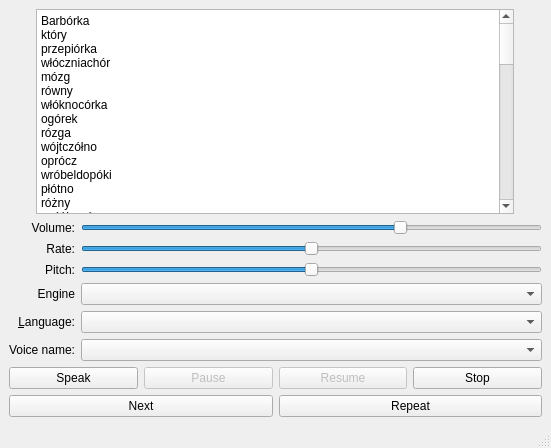
Above: mainwindow.ui from grregd/hello_speak before the change. Below: the same form after it.
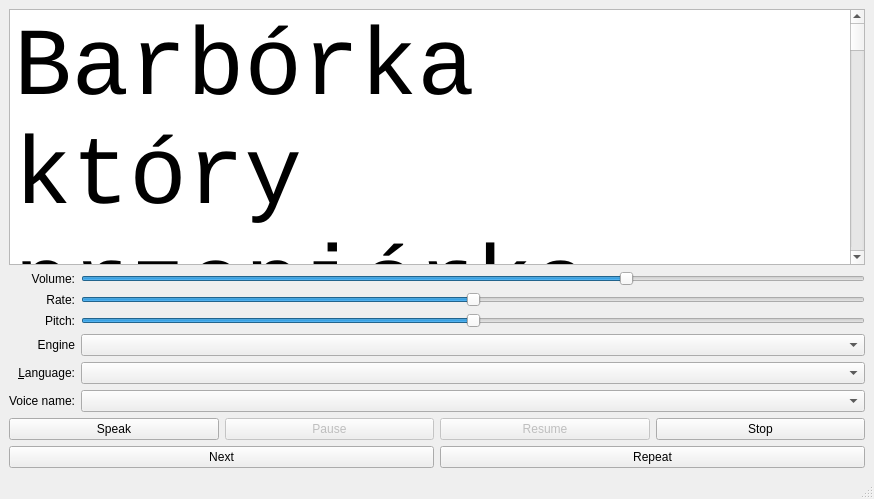
That is the form after the change.

Commit message: Bigger font

What changed in the file:
```diff
--- a/mainwindow.ui
+++ b/mainwindow.ui
@@ -6,8 +6,8 @@
    <rect>
     <x>0</x>
     <y>0</y>
-    <width>551</width>
-    <height>448</height>
+    <width>874</width>
+    <height>499</height>
    </rect>
   </property>
   <property name="windowTitle">
@@ -20,56 +20,73 @@
       <item>
        <widget class="QPlainTextEdit" name="plainTextEdit">
         <property name="sizePolicy">
-         <sizepolicy hsizetype="Expanding" vsizetype="Expanding">
+         <sizepolicy hsizetype="Maximum" vsizetype="Maximum">
           <horstretch>0</horstretch>
           <verstretch>0</verstretch>
          </sizepolicy>
         </property>
         <property name="maximumSize">
          <size>
-          <width>478</width>
-          <height>16777215</height>
+          <width>1920</width>
+          <height>12000</height>
          </size>
         </property>
+        <property name="font">
+         <font>
+          <family>Courier New</family>
+          <pointsize>72</pointsize>
+          <weight>50</weight>
+          <bold>false</bold>
+         </font>
+        </property>
         <property name="plainText">
-         <string>Barbórka    
-który        
-przepiórka     
-włóczniachór           
-mózg        
-równy            
-włóknocórka         
-ogórek      
+         <string>Barbórka
+który
+przepiórka
+włócznia
+chór
+mózg
+równy
+włókno
+córka
+ogórek
 rózga
-wójtczółno       
-oprócz      
-wróbeldopóki  
-płótno       
-różny             
-wróżbagóra           
-półka        
-skóra              
-wyściółkajaskółka     
-póki          
-stróż               
-źródłoJózef          
-póty          
-szczególnie   
-żółćkłótnia       
-późno        
-tchórz            
-żółtkokról            
-próba        
-wiewiórka      
-żółtykrólik         
-próchno   
-wiór                 
-żółwkrótki         
-próżny 
-włóczęga 
+wójt
+czółno
+oprócz
+wróbel
+dopóki
+płótno
+różny
+wróżba
+góra
+półka
+skóra
+wyściółka
+jaskółka
+póki
+stróż
+źródło
+Józef
+póty
+szczególnie
+żółć
+kłótnia
+późno
+tchórz
+żółtko
+król
+próba
+wiewiórka
+żółty
+królik
+próchno
+wiór
+żółw
+krótki
+próżny
+włóczęga
 włóczka
-
-
 miluchny
 staruszek
 tyciuni
```
The commit also changes 2 other files.
